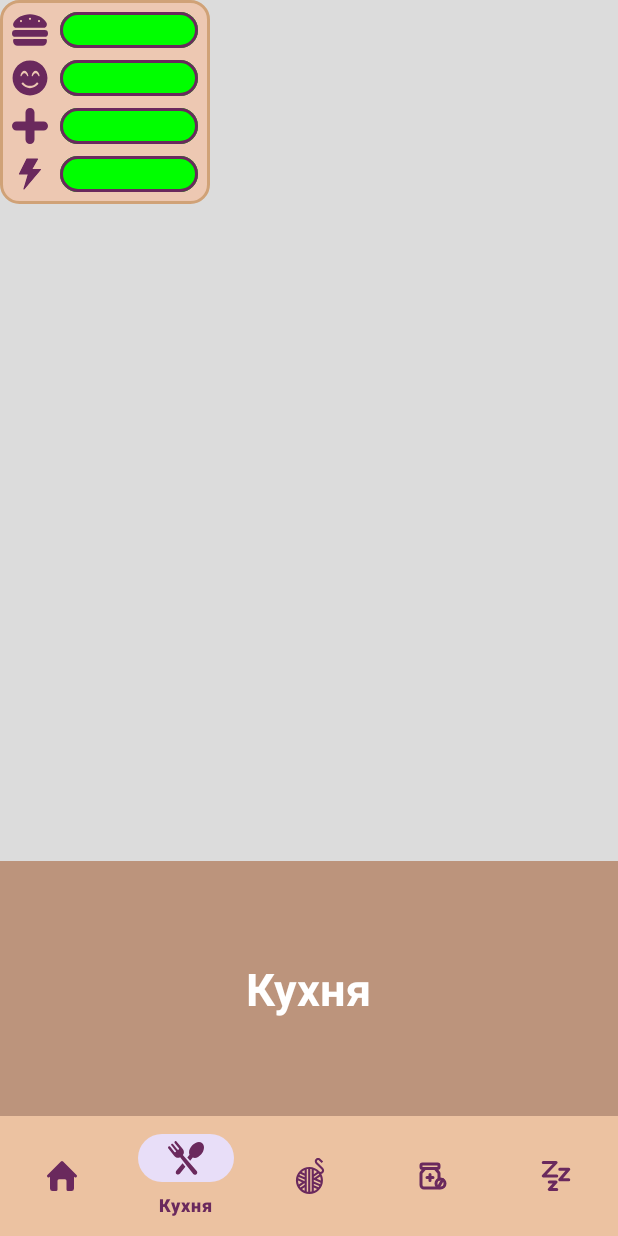
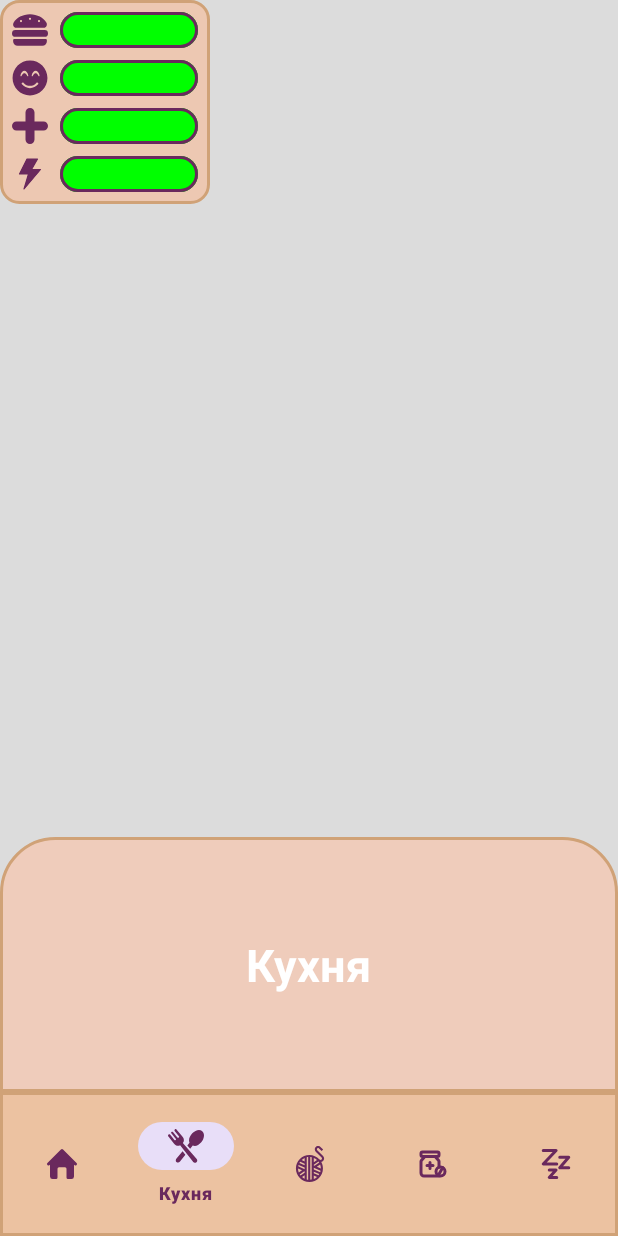
Before and after one commit to GrechkoIvan/NecoArcTamagotchi, an Android app: the screen it shows after launch (MainActivity), item 2 of the bottom bar chosen, on a phone screen of 412 x 824 dp. Run offline under Robolectric (Android 15) with nearby library versions, the phone set to English and light mode, and no system bars.

Commit message:
The appearance of the fragments has been changed. Minor changes in drawable resources names

```diff
--- /dev/null
+++ b/app/src/main/res/drawable/bg_bottom_nav_menu.xml
@@ -0,0 +1,9 @@
+<?xml version="1.0" encoding="utf-8"?>
+<layer-list xmlns:android="http://schemas.android.com/apk/res/android">
+    <item>
+        <shape>
+            <solid android:color="@color/color_primary" />
+            <stroke android:width="2dp" android:color="@color/fragment_border_color" />
+        </shape>
+    </item>
+</layer-list>
--- /dev/null
+++ b/app/src/main/res/drawable/bg_fragment.xml
@@ -0,0 +1,10 @@
+<?xml version="1.0" encoding="utf-8"?>
+<shape xmlns:android="http://schemas.android.com/apk/res/android">
+    <solid android:color="@color/fragment_background_color" />
+    <corners
+        android:topLeftRadius="36dp"
+        android:topRightRadius="36dp"
+        android:bottomLeftRadius="0dp"
+        android:bottomRightRadius="0dp" />
+    <stroke android:width="2dp" android:color="@color/fragment_border_color" />
+</shape>
--- a/app/src/main/res/layout/activity_main.xml
+++ b/app/src/main/res/layout/activity_main.xml
@@ -13,7 +13,7 @@
         android:layout_width="wrap_content"
         android:layout_height="wrap_content"
         android:orientation="vertical"
-        android:background="@drawable/stats_panel_background"
+        android:background="@drawable/bg_stats_panel"
         app:layout_constraintTop_toTopOf="parent"
         app:layout_constraintLeft_toLeftOf="parent"
         android:padding="4dp">
@@ -144,10 +144,12 @@
         android:layout_width="match_parent"
         android:layout_height="wrap_content"
         app:layout_constraintBottom_toBottomOf="parent"
-        android:background="@color/color_primary"
         app:itemIconTint="@color/navigation_icon_color"
         app:itemTextColor="@color/navigation_icon_color"
+        android:background="@drawable/bg_bottom_nav_menu"
+        android:paddingTop="8dp"
+        android:paddingBottom="8dp"
         app:labelVisibilityMode="selected"
-        app:menu="@menu/navigation_menu" />
+        app:menu="@menu/navigation_menu"/>
 
 </androidx.constraintlayout.widget.ConstraintLayout>
--- a/app/src/main/res/layout/fragment_bedroom.xml
+++ b/app/src/main/res/layout/fragment_bedroom.xml
@@ -3,7 +3,7 @@
     xmlns:tools="http://schemas.android.com/tools"
     android:layout_width="match_parent"
     android:layout_height="match_parent"
-    android:background="@color/fragment_color"
+    android:background="@drawable/bg_fragment"
     tools:context=".ui.fragments.BedroomFragment">
 
     <TextView
--- a/app/src/main/res/layout/fragment_entertaiments.xml
+++ b/app/src/main/res/layout/fragment_entertaiments.xml
@@ -3,7 +3,7 @@
     xmlns:tools="http://schemas.android.com/tools"
     android:layout_width="match_parent"
     android:layout_height="match_parent"
-    android:background="@color/fragment_color"
+    android:background="@drawable/bg_fragment"
     tools:context=".ui.fragments.EntertaimentsFragment">
 
     <TextView
--- a/app/src/main/res/layout/fragment_kitchen.xml
+++ b/app/src/main/res/layout/fragment_kitchen.xml
@@ -3,7 +3,7 @@
     xmlns:tools="http://schemas.android.com/tools"
     android:layout_width="match_parent"
     android:layout_height="match_parent"
-    android:background="@color/fragment_color"
+    android:background="@drawable/bg_fragment"
     tools:context=".ui.fragments.KitchenFragment">
 
     <TextView
--- a/app/src/main/res/layout/fragment_medicine.xml
+++ b/app/src/main/res/layout/fragment_medicine.xml
@@ -3,7 +3,7 @@
     xmlns:tools="http://schemas.android.com/tools"
     android:layout_width="match_parent"
     android:layout_height="match_parent"
-    android:background="@color/fragment_color"
+    android:background="@drawable/bg_fragment"
     tools:context=".ui.fragments.MedicineFragment">
 
     <TextView
--- a/app/src/main/res/values/colors.xml
+++ b/app/src/main/res/values/colors.xml
@@ -2,7 +2,8 @@
 <resources>
     <color name="black">#FF000000</color>
     <color name="white">#FFFFFFFF</color>
-    <color name="fragment_color">#bc947c</color>
+    <color name="fragment_background_color">#EFCCBB</color>
+    <color name="fragment_border_color">#D0A277</color>
     <color name="color_primary">#ecc2a1</color>
     <color name="navigation_icon_color">#6a295d</color>
     <color name="stat_icon_color">#6a295d</color>
```
Also changed, not shown: app/src/main/res/drawable/bg_stats_panel.xml (renamed from app/src/main/res/drawable/stats_panel_background.xml).
